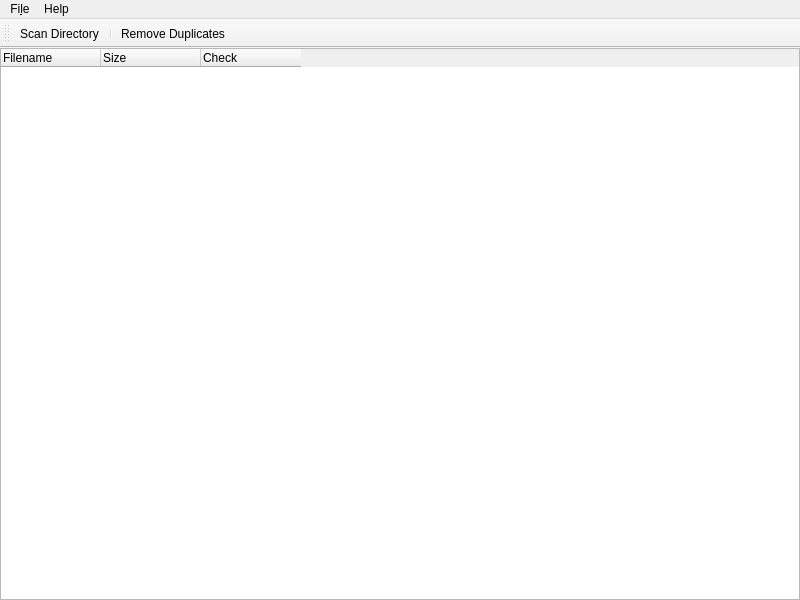
Before: the Qt Designer form src/mainwindow.ui in operasfantom/dirdemo, drawn with Qt 5.
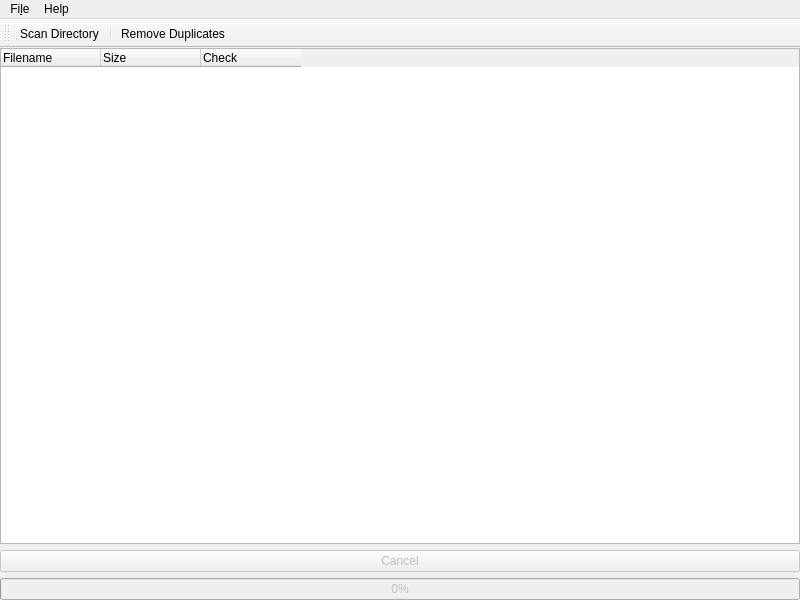
After: the same form once the commit is applied.

The edit to the form file:
```diff
--- a/src/mainwindow.ui
+++ b/src/mainwindow.ui
@@ -14,7 +14,7 @@
    <string>MainWindow</string>
   </property>
   <widget class="QWidget" name="centralWidget">
-   <layout class="QHBoxLayout" name="horizontalLayout">
+   <layout class="QVBoxLayout" name="verticalLayout">
     <property name="leftMargin">
      <number>0</number>
     </property>
@@ -52,6 +52,26 @@
       </column>
      </widget>
     </item>
+    <item>
+     <widget class="QPushButton" name="cancelButton">
+      <property name="text">
+       <string>Cancel</string>
+      </property>
+	<property name="enabled">
+	   <bool>false</bool>
+	</property>            
+     </widget>
+    </item>
+    <item>
+     <widget class="QProgressBar" name="progressBar">
+      <property name="value">
+       <number>0</number>
+      </property>
+	<property name="enabled">
+	   <bool>false</bool>
+	</property>
+     </widget>
+    </item>
    </layout>
   </widget>
   <widget class="QMenuBar" name="menuBar">
```
